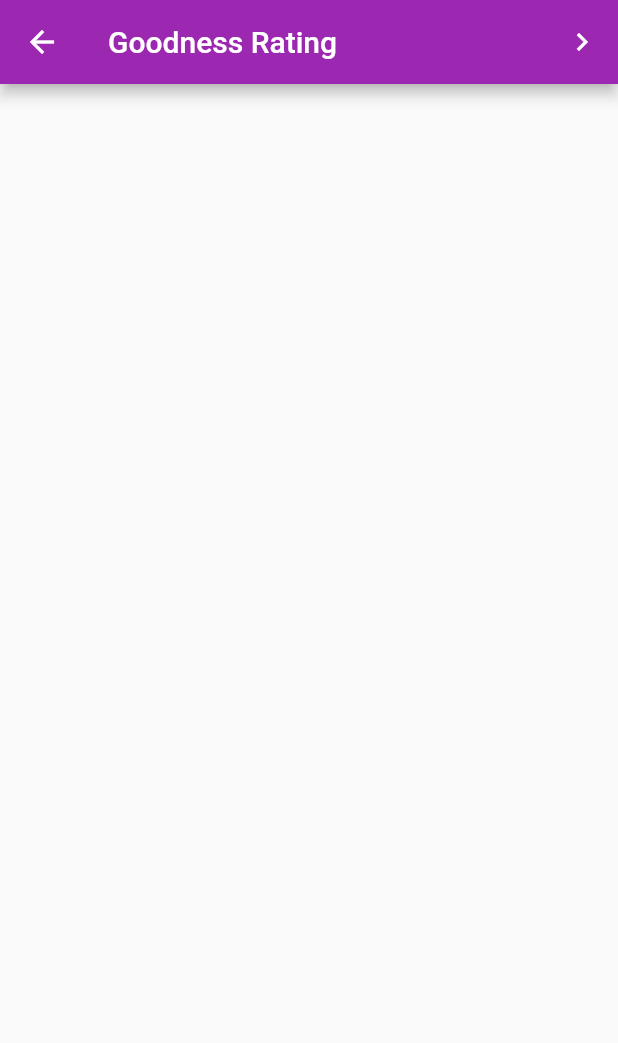
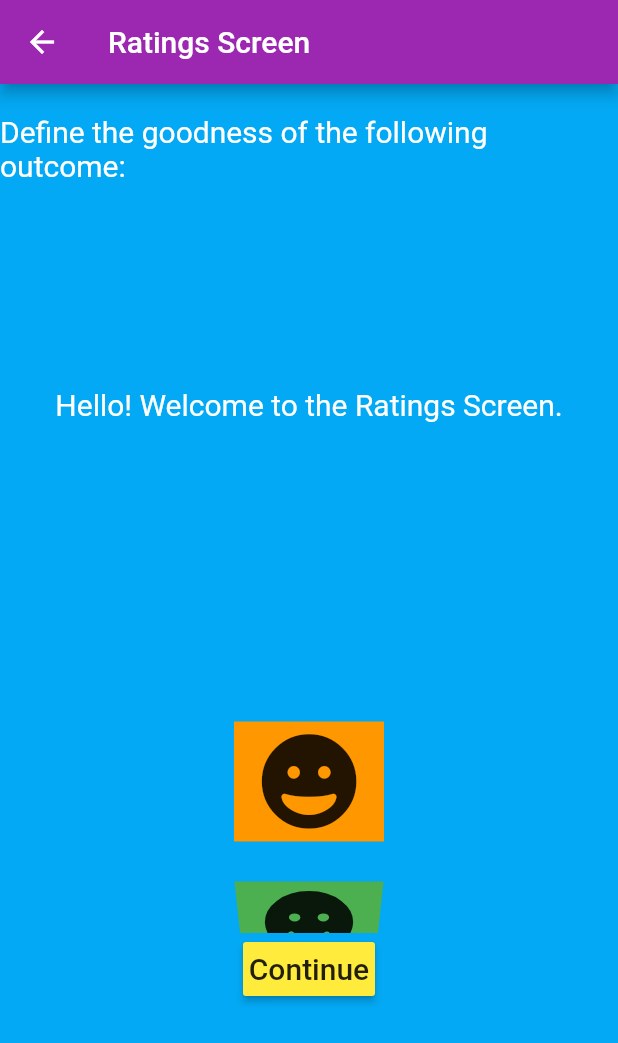
Before and after one commit to srcellucci/Decision-Game, a Flutter app: the ThirdScreen screen opened directly, on a phone screen of 412 x 824 dp. Shown: the top 1043 px of the screen. Run offline on Flutter 3.47's test engine with Material 2 defaults, Android fonts, the phone set to English and light mode, and no system bars; our stand-ins replace font_awesome_flutter.

Commit message:
Updated files to display UI and functionality of Goodness Ratings Screen

```diff
--- a/decision_game/lib/main.dart
+++ b/decision_game/lib/main.dart
@@ -1,6 +1,6 @@
 /*
 # Decision-Game
-Team Giraffe's decsion game project for Software Engineering I.
+Team Giraffe's decision game project for Software Engineering I.
 */
 // Copyright 2018 The Flutter team. All rights reserved.
 // Use of this source code is governed by a BSD-style license that can be
@@ -11,6 +11,7 @@ import 'dart:async';
 import 'package:flutter/material.dart';
 import 'package:decisiongame/globals.dart' as globals;
 import 'package:provider/provider.dart';
+import 'package:font_awesome_flutter/font_awesome_flutter.dart';
 
 GlobalKey<_OutcomeBuilder> globalKey = GlobalKey();
 
@@ -244,21 +245,207 @@ class ThirdScreen extends StatefulWidget {
 
 //Display the Goodness Screen
 class GoodScreen extends State<ThirdScreen> {
-  final TextStyle _biggerFont = const TextStyle(fontSize: 25.0);
-  final TextStyle _titleFont = const TextStyle(fontSize: 20.0);
+    //Local variables for Rating Screen
+  var outcomesList = new List();
+  int index = 0;
+  String _output = "Hello! Welcome to the Ratings Screen.";
 
+//Adds things to the list to be further displayed and dynamically rotated about
+  void populateList()
+  {
+  outcomesList.add("OUTCOME #1");
+  outcomesList.add("OUTCOME #2");
+  outcomesList.add("OUTCOME #3");
+  }
+
+  void changeData()
+  {
+    setState((){
+        if (index<outcomesList.length)
+        {
+          _output = outcomesList[index];
+          index++;
+        }//End of if
+        else
+        {
+          if (index >= outcomesList.length)
+          {
+            _output = "END OF LIST";
+          }//End of if
+        }//End of else
+    });
+  }
+
+  //App builds user interface and adds functionality accordingly
   @override
   Widget build(BuildContext context) {
+    populateList();
     return Scaffold(
-        appBar: AppBar(
-        title: Text('Goodness Rating',
-        style: _titleFont), //Top of the screen
-    actions: <Widget>[
-    IconButton(icon: Icon(Icons.navigate_next), onPressed: _nextScreen), //creates the 'next' arrow
-    ],
+      appBar: new AppBar(
+        title: new Text("Ratings Screen"),
+        ),
+       body:  new Center(
+         child: Container(
+              padding: EdgeInsets.only(top: 20.0, bottom: 20),
+              alignment: Alignment.center,
+              color: Colors.lightBlue,
+
+              child: Column(
+                  children: <Widget>[
+               /*
+                Widget 1 - Main Header
+                - Provides instructions to user about screen
+                @author: JT Kurtz
+              */
+                Expanded(
+                    child: Text (
+                    'Define the goodness of the following outcome:',
+                    style: TextStyle(
+                      fontSize: 20.0,
+                      color: Colors.white
+
+                      ),
+                    ),
+              ), //End of Main Header Grouping
+
+              /*
+                Widget 2 - Dynamic Outcome Diplaying
+                Based upon onPressed() of a button
+                @author: JT Kurtz
+              */
+
+              Expanded(
+                    child: Text (
+                    '$_output',
+                    style: TextStyle(
+                      fontSize: 20.0,
+                      color: Colors.white
+                      ),
+                    ),
+              ),
+
+
+               /*
+                Widget 3 - List Wheel Scroll View
+                - User defines the goodness of an outcome
+                @author: JT Kurtz
+              */
+              Expanded(
+
+                child:ListWheelScrollView(
+              itemExtent: 100,
+              children: <Widget>[
+
+            //BOX 1 - FACE PLUS 2
+            Padding(
+              padding: const EdgeInsets.only(left: 20.0, right: 20.0, bottom: 20.0),
+              child: Container(
+                height: 100.0,
+                width: 100.0,
+                color : Colors.orange,
+                child:
+                  Icon(
+                  FontAwesomeIcons.solidGrin,
+                  size: 65.0,
+                ),
+                  ),
+            ),
+            //BOX 2 - FACE PLUS 1
+            Padding(
+              padding: const EdgeInsets.only(left: 20.0, right: 20.0, bottom: 20.0),
+              child: Container(
+                height:100.0,
+                width: 100.0,
+                color: Colors.green,
+                child:
+                  Icon(
+                  FontAwesomeIcons.solidSmile,
+                  size: 65.0,
+                ),
+                  ),
+            ),
+            //BOX 3 - FACE ZERO
+            Padding(
+              padding: const EdgeInsets.only(left: 20.0, right: 20.0, bottom: 20.0),
+              child: Container(
+                height:100.0,
+                width: 100.0,
+                color: Colors.yellow,
+                child:
+                  Icon(
+                  FontAwesomeIcons.solidMeh,
+                  size: 65.0,
+                ),
+                  ),
+            ),
+            //BOX 4 - FACE MINUS 1
+            Padding(
+              padding: const EdgeInsets.only(left: 20.0, right: 20.0, bottom: 20.0),
+              child: Container(
+                height:100.0,
+                width: 100.0,
+                color: Colors.blue,
+                child:
+                  Icon(
+                  FontAwesomeIcons.solidFrown,
+                  size: 65.0,
+                ),
+                  ),
+            ),
+            //BOX 5 - FACE MINUS 2
+            Padding(
+              padding: const EdgeInsets.only(left: 20.0, right: 20.0, bottom: 20.0),
+              child: Container(
+                height:100.0,
+                width: 100.0,
+                color: Colors.red,
+                child:
+                  Icon(
+                  FontAwesomeIcons.solidFrownOpen,
+                  size: 65.0,
+
+                ),
+                  ),
+            ),
+          ],
+      ),
+      ), //End of ListWheelScrollView Grouping
+
+       /*
+         Widget 4 - Continue Button
+         - Should allow user to continue through list of outcomes
+         - until everything has been answered and then you can proceed
+         - to the next screen
+        @author: JT Kurtz
+        */
+      Expanded(
+         child: Center(
+            child: Column(
+              children: <Widget>[
+                RaisedButton(
+                  onPressed: (){
+                    changeData();
+                  },
+                  padding: const EdgeInsets.all(0.0),
+                  color: Colors.yellow,
+                  child: Text (
+                  'Continue',
+                  style: TextStyle(fontSize: 20.0),
+                  ),
+
+
+                ),
+              ],
+              ),
+       ),
+
+      ), //End of Continue Button Grouping
+],
+),
     ),
-    );
-  }
+    ));
+  }//End of build()
+
 
   void _nextScreen() { //navigates to the Third screen
     Navigator.of(context).push (
--- a/decision_game/pubspec.yaml
+++ b/decision_game/pubspec.yaml
@@ -1,5 +1,5 @@
 name: decisiongame
-description: Software Engineerin 1 Project
+description: Software Engineering 1 Project
 
 # The following defines the version and build number for your application.
 # A version number is three numbers separated by dots, like 1.2.43
@@ -24,6 +24,7 @@ dependencies:
   # The following adds the Cupertino Icons font to your application.
   # Use with the CupertinoIcons class for iOS style icons.
   cupertino_icons: ^0.1.2
+  font_awesome_flutter: ^8.8.1
 
 dev_dependencies:
   flutter_test:
```
Also changed, not shown: decision_game/pubspec.lock, 1 other file.
